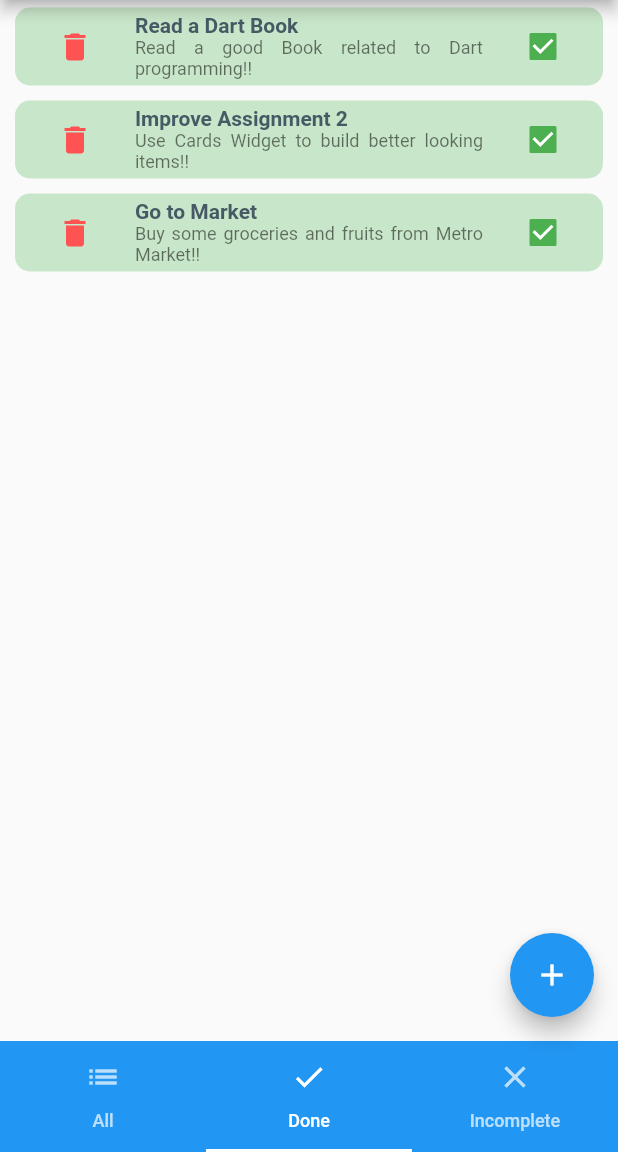
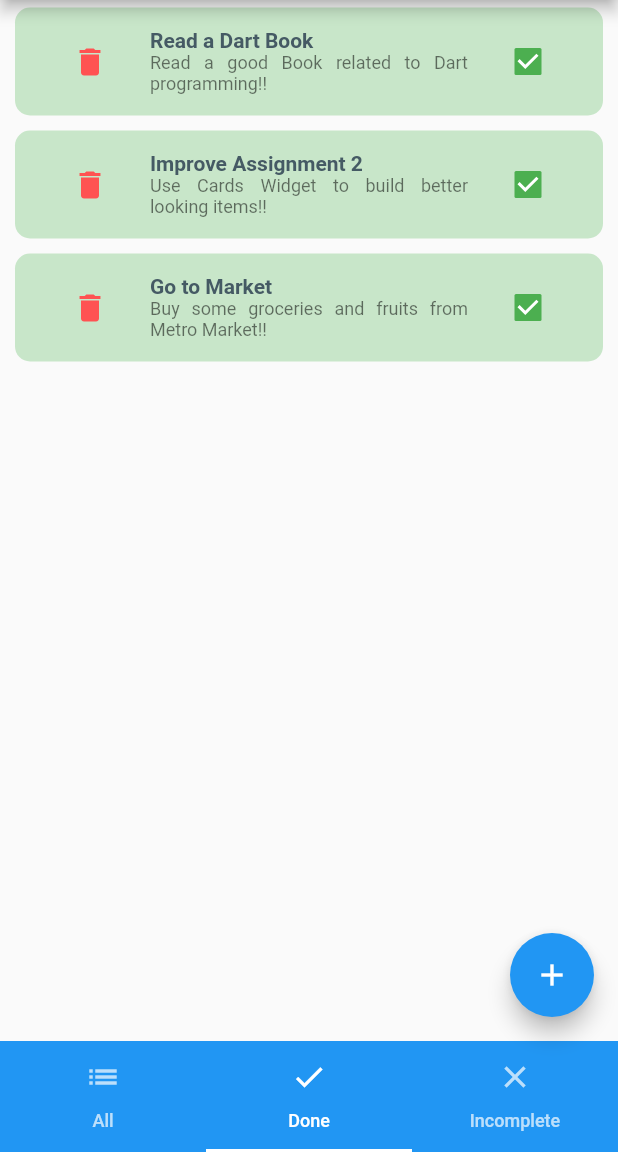
Before and after one commit to mtsamara/flutter_assignment_3_to_do_app, a Flutter app: the screen it shows after launch, item 2 of the bottom bar chosen, on a phone screen of 412 x 824 dp, the part 84-1236 px from its top. Run offline on Flutter 3.47's test engine with Material 2 defaults, Android fonts, the light colour scheme and no system bars.

Commit message:
Updated TaskWidget

```diff
--- a/lib/Widgets/TaskWidget.dart
+++ b/lib/Widgets/TaskWidget.dart
@@ -13,6 +13,7 @@ class TaskWidget extends StatelessWidget {
   Widget build(BuildContext context) {
     return Container(
       margin: EdgeInsets.symmetric(horizontal: 10, vertical: 5),
+      padding: EdgeInsets.all(10),
       decoration: BoxDecoration(
           color: task.isCompleted ? Colors.green[100] : Colors.red[100],
           borderRadius: BorderRadius.circular(10)),
```
